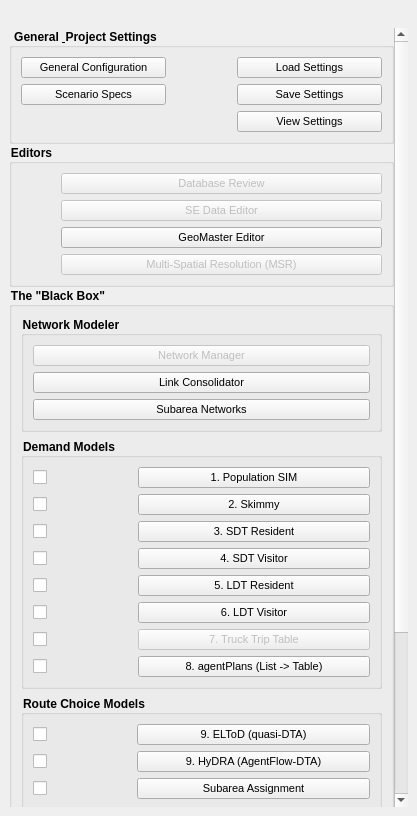
First picture: the form in tsm_panel_add_more2_v6.ui, repository TSMv6/tsm_panel, before the edit.
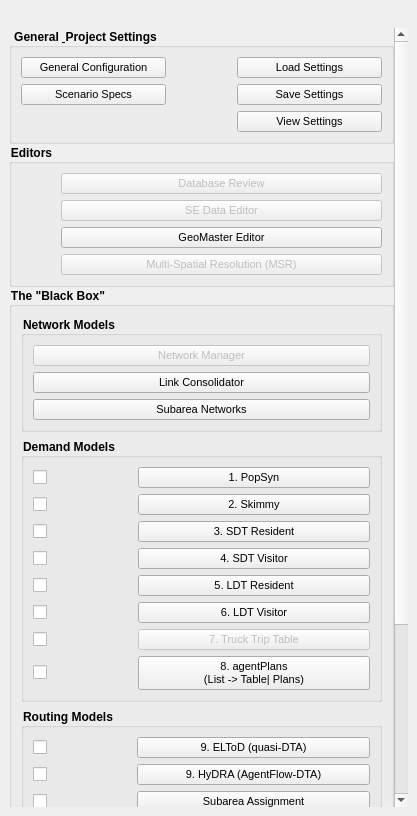
Second picture: the form after the edit. Icons and pictures are not drawn. Custom widgets are drawn as their Qt base class.

```diff
--- a/tsm_panel_add_more2_v6.ui
+++ b/tsm_panel_add_more2_v6.ui
@@ -325,7 +325,7 @@
                        <bool>false</bool>
                       </property>
                       <property name="title">
-                       <string>Network Modeler</string>
+                       <string>Network Models</string>
                       </property>
                       <property name="flat">
                        <bool>false</bool>
@@ -445,7 +445,7 @@
                           <bool>false</bool>
                          </property>
                          <property name="text">
-                          <string>1. Population SIM</string>
+                          <string>1. PopSyn</string>
                          </property>
                         </widget>
                        </item>
@@ -664,7 +664,8 @@
                           <bool>false</bool>
                          </property>
                          <property name="text">
-                          <string>8. agentPlans (List -&gt; Table)</string>
+                          <string>8. agentPlans
+(List -&gt; Table| Plans)</string>
                          </property>
                         </widget>
                        </item>
@@ -688,7 +689,7 @@
                      </size>
                     </property>
                     <property name="title">
-                     <string>Route Choice Models</string>
+                     <string>Routing Models</string>
                     </property>
                     <layout class="QGridLayout" name="gridLayout_2">
                      <item row="0" column="0">
```
Left out of the diff: 4 changed lines with no effect on the pictures.
